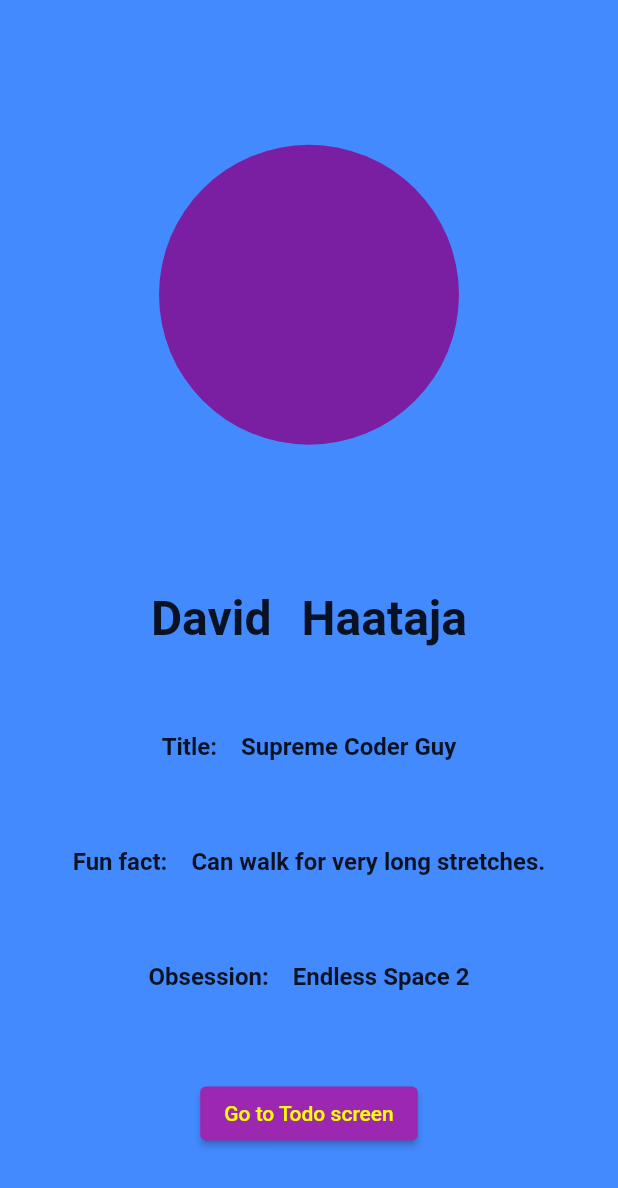
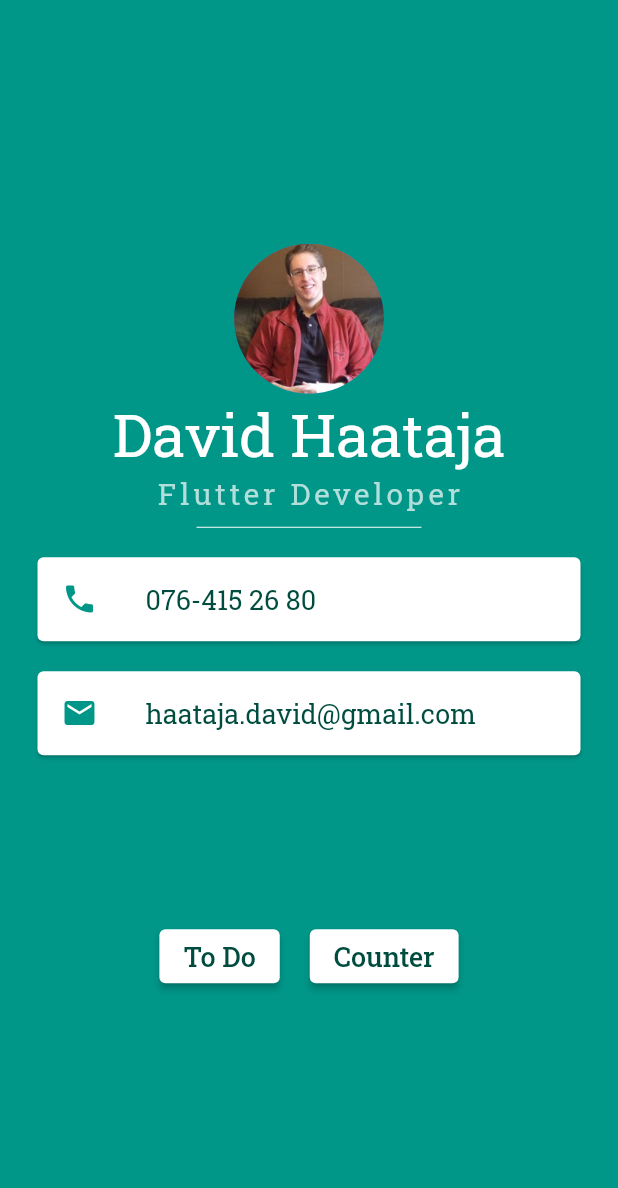
Before and after one commit to MrEmperawr/flutter-tutorial, a Flutter app: the screen it shows after launch, on a phone screen of 412 x 824 dp. Shown: the top 1188 px of the screen. Run offline on Flutter 3.47's test engine with Material 2 defaults, Android fonts, the phone set to English and light mode, and no system bars; our stand-ins replace bloc, equatable, flutter_bloc.

Commit message:
Updated Home Screen and added Counter Screen

```diff
--- a/flutter_tutorial/lib/main.dart
+++ b/flutter_tutorial/lib/main.dart
@@ -1,6 +1,7 @@
 import 'package:flutter/material.dart';
 import 'package:flutter_tutorial/screens/home_screen.dart/home_screen.dart';
 import 'package:flutter_tutorial/screens/todo_screen/todo_screen.dart';
+import 'package:flutter_tutorial/screens/counter_screen/counter_screen.dart';
 
 void main() {
   runApp(MyApp());
@@ -11,6 +12,7 @@ class MyApp extends StatelessWidget {
   @override
   Widget build(BuildContext context) {
     return MaterialApp(
+      debugShowCheckedModeBanner: false,
       title: 'Flutter Demo',
       theme: ThemeData(
         // This is the theme of your application.
@@ -28,6 +30,7 @@ class MyApp extends StatelessWidget {
       routes: {
         HomeScreen.routeName: (context) => HomeScreen(),
         TodoScreen.routeName: (context) => TodoScreen(),
+        CounterScreen.routeName: (context) => CounterScreen(),
       },
       home: HomeScreen(),
     );
--- /dev/null
+++ b/flutter_tutorial/lib/screens/counter_screen/cubit/counter_cubit.dart
@@ -0,0 +1,14 @@
+import 'package:bloc/bloc.dart';
+import 'package:equatable/equatable.dart';
+
+part 'counter_state.dart';
+
+class CounterCubit extends Cubit<CounterState> {
+  CounterCubit() : super(CounterState(counter: 0, timesPushed: 0));
+
+  void increment() => emit(state.copyWith(
+      counter: state.counter + 1, timesPushed: state.timesPushed + 1));
+
+  void decrement() => emit(state.copyWith(
+      counter: state.counter - 1, timesPushed: state.timesPushed + 1));
+}
--- /dev/null
+++ b/flutter_tutorial/lib/screens/counter_screen/cubit/counter_state.dart
@@ -0,0 +1,24 @@
+part of 'counter_cubit.dart';
+
+class CounterState extends Equatable {
+  final int timesPushed;
+  final int counter;
+
+  CounterState({
+    required this.timesPushed,
+    required this.counter,
+  });
+
+  CounterState copyWith({
+    int? timesPushed,
+    int? counter,
+  }) {
+    return CounterState(
+      timesPushed: timesPushed ?? this.timesPushed,
+      counter: counter ?? this.counter,
+    );
+  }
+
+  @override
+  List<Object> get props => [timesPushed, counter];
+}
--- a/flutter_tutorial/lib/screens/home_screen.dart/home_screen.dart
+++ b/flutter_tutorial/lib/screens/home_screen.dart/home_screen.dart
@@ -1,6 +1,7 @@
 import 'package:flutter/material.dart';
 import 'package:flutter_tutorial/config/constants.dart';
 import 'package:flutter_tutorial/config/theme.dart';
+import 'package:flutter_tutorial/screens/counter_screen/counter_screen.dart';
 import 'package:flutter_tutorial/screens/todo_screen/todo_screen.dart';
 import 'package:flutter_tutorial/shared/widgets/default_text.dart';
 
@@ -11,89 +12,122 @@ class HomeScreen extends StatelessWidget {
   @override
   Widget build(BuildContext context) {
     return Scaffold(
-      body: Container(
-        color: Colors.blueAccent[200],
+      backgroundColor: Colors.teal,
+      body: SafeArea(
         child: Column(
           mainAxisAlignment: MainAxisAlignment.center,
-          children: [
-            Expanded(
-              child: CircleAvatar(radius: 100),
+          //crossAxisAlignment: CrossAxisAlignment.center,
+          children: <Widget>[
+            CircleAvatar(
+              radius: 50.0,
+              backgroundColor: Colors.blue,
+              backgroundImage: AssetImage('assets/avatar.jpg'),
+            ),
+            Text(
+              'David Haataja',
+              style: TextStyle(
+                fontFamily: 'RobotoSlab',
+                fontSize: 40,
+                color: Colors.white,
+                //fontWeight: FontWeight.bold,
+              ),
+            ),
+            Text(
+              'Flutter Developer',
+              style: TextStyle(
+                fontFamily: 'RobotoSlab',
+                fontSize: 20,
+                color: Colors.teal[100],
+                letterSpacing: 2.5,
+                //fontWeight: FontWeight.bold,
+              ),
+            ),
+            SizedBox(
+              height: 20.0,
+              width: 150.0,
+              child: Divider(
+                color: Colors.white,
+              ),
+            ),
+            Card(
+              margin: EdgeInsets.symmetric(vertical: 10.0, horizontal: 25.0),
+              child: ListTile(
+                leading: Icon(
+                  Icons.phone,
+                  color: Colors.teal,
+                ),
+                title: Text(
+                  '076-415 26 80',
+                  style: TextStyle(
+                    color: Colors.teal.shade900,
+                    fontFamily: 'RobotoSlab',
+                    fontSize: 18.0,
+                  ),
+                ),
+              ),
+            ),
+            Card(
+              margin: EdgeInsets.symmetric(vertical: 10.0, horizontal: 25.0),
+              child: ListTile(
+                leading: Icon(
+                  Icons.email,
+                  color: Colors.teal,
+                ),
+                title: Text(
+                  'haataja.david@gmail.com',
+                  style: TextStyle(
+                    color: Colors.teal.shade900,
+                    fontFamily: 'RobotoSlab',
+                    fontSize: 18.0,
+                  ),
+                ),
+              ),
+            ),
+            SizedBox(
+              height: 100.0,
             ),
             Row(
               mainAxisAlignment: MainAxisAlignment.center,
-              children: [
-                DefaultText(
-                  'David',
+              children: <Widget>[
+                ElevatedButton(
+                  style: ButtonStyle(
+                    backgroundColor:
+                        MaterialStateProperty.all<Color>(Colors.white),
                   ),
-                SizedBox(width: 20),
-                DefaultText(
-                  'Haataja',
+                  onPressed: () {
+                    Navigator.of(context).popAndPushNamed(TodoScreen.routeName);
+                  },
+                  child: Text(
+                    'To Do',
+                    style: TextStyle(
+                      color: Colors.teal.shade900,
+                      fontFamily: 'RobotoSlab',
+                      fontSize: 18.0,
                     ),
-              ],
                   ),
-            Expanded(
-              child: Column(
-                mainAxisAlignment: MainAxisAlignment.spaceEvenly,
-                children: [
-                  Row(
-                    mainAxisAlignment: MainAxisAlignment.center,
-                    children: [
-                      DefaultText(
-                        'Title:',
-                        style: smallTextStyle,
                 ),
                 SizedBox(
-                        width: mediumSize,
-                      ),
-                      DefaultText(
-                        'Supreme Coder Guy',
-                        style: smallTextStyle,
-                      )
-                    ],
-                  ),
-                  Row(
-                    mainAxisAlignment: MainAxisAlignment.center,
-                    children: [
-                      DefaultText(
-                        'Fun fact:',
-                        style: smallTextStyle,
-                      ),
-                      SizedBox(
-                        width: mediumSize,
-                      ),
-                      DefaultText(
-                        'Can walk for very long stretches.',
-                        style: smallTextStyle,
-                      )
-                    ],
-                  ),
-                  Row(
-                    mainAxisAlignment: MainAxisAlignment.center,
-                    children: [
-                      DefaultText(
-                        'Obsession:',
-                        style: smallTextStyle,
-                      ),
-                      SizedBox(
-                        width: mediumSize,
-                      ),
-                      DefaultText(
-                        'Endless Space 2',
-                        style: smallTextStyle,
-                      )
-                    ],
+                  width: 20.0,
                 ),
                 ElevatedButton(
+                  style: ButtonStyle(
+                    backgroundColor:
+                        MaterialStateProperty.all<Color>(Colors.white),
+                  ),
                   onPressed: () {
-                      Navigator.of(context).pushNamed(TodoScreen.routeName);
+                    Navigator.of(context)
+                        .popAndPushNamed(CounterScreen.routeName);
                   },
                   child: Text(
-                      'Go to Todo screen',
-                      style: TextStyle(color: Colors.yellowAccent),
+                    'Counter',
+                    style: TextStyle(
+                      color: Colors.teal.shade900,
+                      fontFamily: 'RobotoSlab',
+                      fontSize: 18.0,
+                    ),
                   ),
                 )
               ],
-              ),
             ),
           ],
         ),
```
Also changed, not shown: flutter_tutorial/lib/screens/counter_screen/counter_screen.dart (added, +81 -0 lines), flutter_tutorial/lib/screens/todo_screen/todo_screen.dart (+88 -24 lines), flutter_tutorial/pubspec.yaml (+6 -1 lines), flutter_tutorial/assets/RobotoSlab-VariableFont_wght.ttf (added), flutter_tutorial/assets/avatar.jpg (added). Lines whose indentation alone changed are shown as unchanged.
